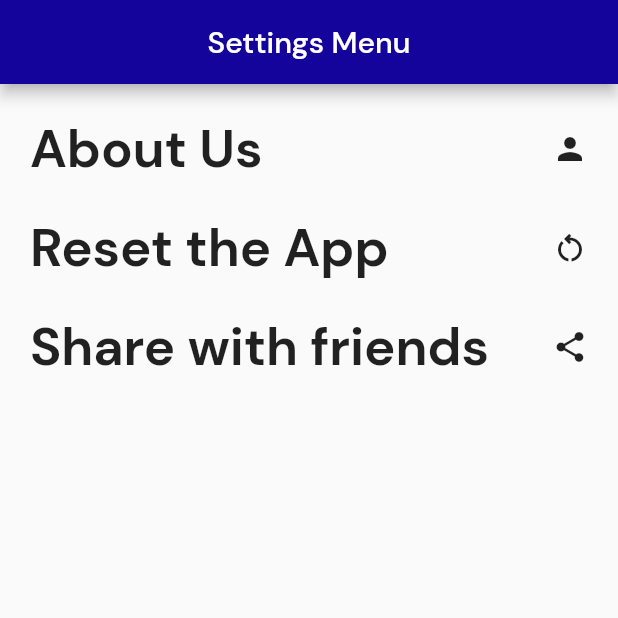
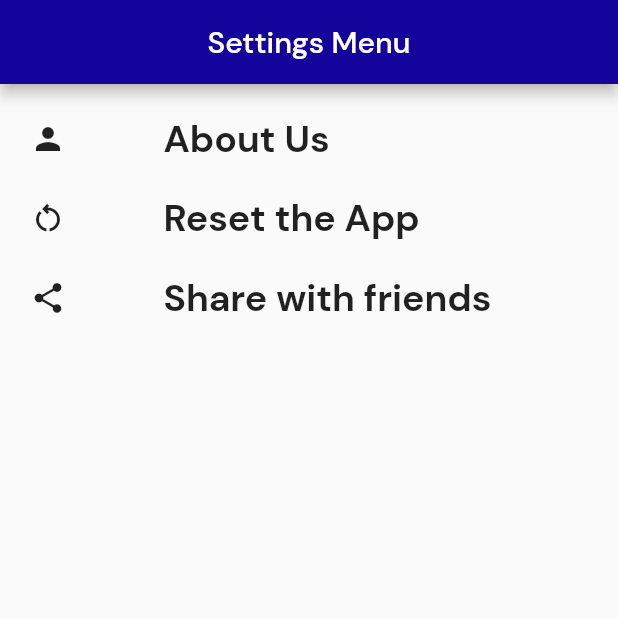
Before and after one commit to ishaquekannoth/moneyManagement, a Flutter app: the SettingsMenu screen opened directly, on a phone screen of 412 x 824 dp, the top half of it. Run offline on Flutter 3.47's test engine with Material 2 defaults, Android fonts, the phone set to English and light mode, and no system bars; our stand-ins replace hive, hive_flutter; accounts and stored records are empty.

Commit message:
Leaving AllTest

```diff
--- a/lib/controllers/category.dart
+++ b/lib/controllers/category.dart
@@ -1,5 +1,3 @@
-import 'package:flutter/cupertino.dart';
-import 'package:flutter/foundation.dart';
 import 'package:flutter/material.dart';
 import 'package:hive/hive.dart';
 import 'package:moneymanager/controllers/categoryModelClass.dart';
--- a/lib/controllers/db_helper.dart
+++ b/lib/controllers/db_helper.dart
@@ -1,6 +1,4 @@
-import 'package:flutter/cupertino.dart';
-import 'package:flutter/foundation.dart';
-import 'package:flutter/material.dart';
+
 import 'package:hive/hive.dart';
 import 'package:moneymanager/controllers/category.dart';
 class Dbhelper {
--- a/lib/controllers/settings.dart
+++ b/lib/controllers/settings.dart
@@ -1,6 +1,4 @@
 import 'package:flutter/material.dart';
-import 'package:flutter/src/foundation/key.dart';
-import 'package:flutter/src/widgets/framework.dart';
 import 'package:moneymanager/controllers/category.dart';
 import 'package:moneymanager/controllers/db_helper.dart';
 
@@ -26,11 +24,13 @@ class SettingsMenu extends StatelessWidget {
                   print('About Us Clicked');
                 },
                 child: Row(
-                  mainAxisAlignment: MainAxisAlignment.spaceBetween,
+                  // mainAxisAlignment: MainAxisAlignment.spaceBetween,
                   // ignore: prefer_const_literals_to_create_immutables
                   children: [
-                    Text('About Us', style: TextStyle(fontSize: 35,fontWeight: FontWeight.bold)),
-                    Icon(Icons.person)
+                    Icon(Icons.person),
+                    SizedBox(width: 65,),
+                    Text('About Us', style: TextStyle(fontSize: 25,fontWeight: FontWeight.bold)),
+
                   ],
                 ),
               ),
@@ -44,10 +44,12 @@ class SettingsMenu extends StatelessWidget {
                   cat.clearCategoryBox();
                 },
                 child: Row(
-                    mainAxisAlignment: MainAxisAlignment.spaceBetween,
+
                     children: const [
-                      Text('Reset the App', style: TextStyle(fontSize: 35,fontWeight: FontWeight.bold)),
-                      Icon(Icons.restart_alt_outlined)
+                      Icon(Icons.restart_alt_outlined),
+                       SizedBox(width: 65,),
+                      Text('Reset the App', style: TextStyle(fontSize: 25,fontWeight: FontWeight.bold)),
+
                     ]),
               ),
                   SizedBox(
@@ -60,10 +62,11 @@ class SettingsMenu extends StatelessWidget {
                   // cat.clearCategoryBox();
                 },
                 child: Row(
-                    mainAxisAlignment: MainAxisAlignment.spaceBetween,
                     children: const [
-                      Text('Share with friends', style: TextStyle(fontSize: 35,fontWeight: FontWeight.bold)),
-                      Icon(Icons.share )
+                      Icon(Icons.share ),
+                       SizedBox(width: 65,),
+                      Text('Share with friends', style: TextStyle(fontSize: 25,fontWeight: FontWeight.bold)),
+
                     ]),
               )
             ],
```
Also changed, not shown: lib/homePage.dart (+8 -4 lines).
